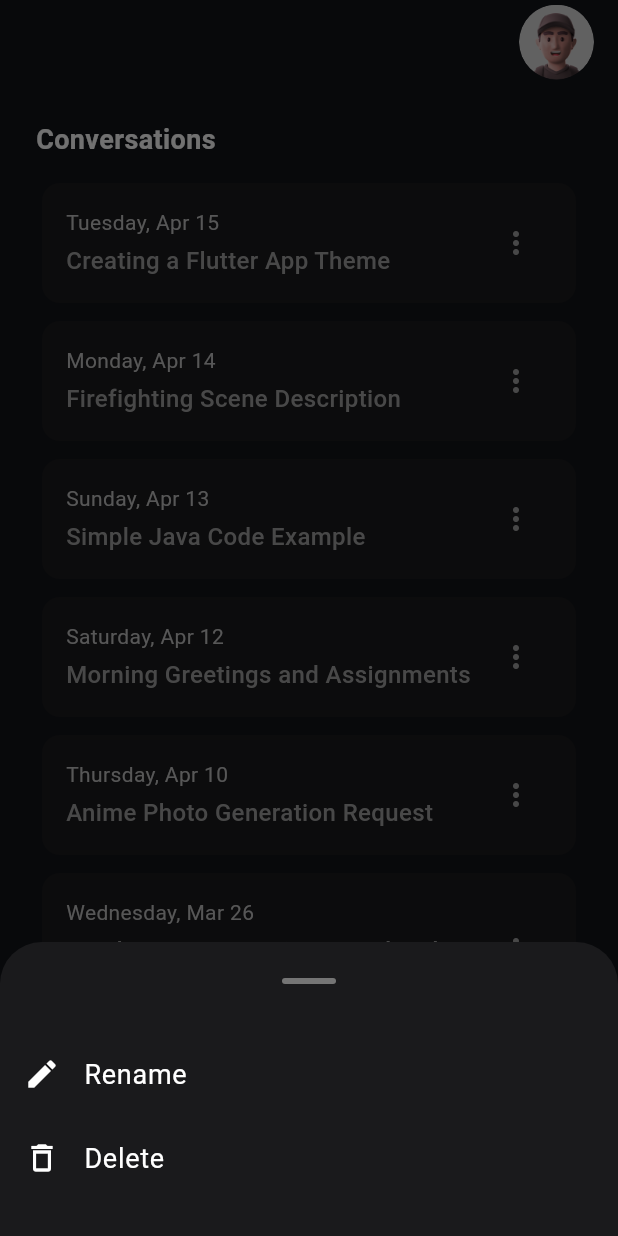
After one commit to its-abdou/AI-Assistant-App, a Flutter app: the PreviousChatsPage screen opened directly, after a tap on the "more vert" icon, on a phone screen of 412 x 824 dp. The commit adds this screen. Run offline on Flutter 3.47's test engine with Material 3 defaults, Android fonts, the phone set to English and light mode, and no system bars; our stand-ins replace flutter_native_splash, flutter_riverpod, flutter_secure_storage, iconsax, shared_preferences; accounts and stored records are empty.

Commit message:
Add History Screen UI

```diff
--- a/frontend/lib/views/pages/login_page.dart
+++ b/frontend/lib/views/pages/login_page.dart
@@ -6,6 +6,7 @@ import 'package:frontend/utils/constants/image_strings.dart';
 import 'package:frontend/utils/constants/size.dart';
 import 'package:frontend/utils/constants/text_strings.dart';
 import 'package:frontend/utils/themes/text_thems.dart';
+import 'package:frontend/views/pages/previous_chats_page.dart';
 import 'package:frontend/views/pages/profile_page.dart';
 import 'package:frontend/views/widgets/form_divider.dart';
 import 'package:iconsax/iconsax.dart';
@@ -57,7 +58,7 @@ class _LoginPageState extends ConsumerState<LoginPage> {
         Navigator.pushAndRemoveUntil(
           context,
           MaterialPageRoute(
-            builder: (context) => const ProfilePage(),
+            builder: (context) => const PreviousChatsPage(),
           ),
               (route) => false,
         );
--- /dev/null
+++ b/frontend/lib/views/pages/previous_chats_page.dart
@@ -0,0 +1,121 @@
+import 'package:flutter/material.dart';
+import 'package:flutter_native_splash/flutter_native_splash.dart';
+import 'package:frontend/views/pages/profile_page.dart';
+
+import '../../utils/constants/image_strings.dart';
+import '../../utils/constants/size.dart';
+import '../../utils/themes/text_thems.dart';
+import '../widgets/bottom_menu_widget.dart';
+import '../widgets/conversation_card.dart';
+
+class PreviousChatsPage extends StatefulWidget {
+  const PreviousChatsPage({super.key});
+
+  @override
+  State<PreviousChatsPage> createState() => _PreviousChatsPageState();
+}
+
+class _PreviousChatsPageState extends State<PreviousChatsPage> {
+  bool isNetworkImage = false;
+  String image = TImages.user;
+  final List<ConversationData> conversations = [
+    ConversationData(
+      date: 'Tuesday, Apr 15',
+      title: 'Creating a Flutter App Theme',
+    ),
+    ConversationData(
+      date: 'Monday, Apr 14',
+      title: 'Firefighting Scene Description',
+    ),
+    ConversationData(
+      date: 'Sunday, Apr 13',
+      title: 'Simple Java Code Example',
+    ),
+    ConversationData(
+      date: 'Saturday, Apr 12',
+      title: 'Morning Greetings and Assignments',
+    ),
+    ConversationData(
+      date: 'Thursday, Apr 10',
+      title: 'Anime Photo Generation Request',
+    ),
+    ConversationData(
+      date: 'Wednesday, Mar 26',
+      title: 'Roadmap to Becoming a Backend Developer',
+    ),
+  ];
+
+  @override
+  void initState() {
+    FlutterNativeSplash.remove();
+    super.initState();
+  }
+
+  @override
+  Widget build(BuildContext context) {
+    return Scaffold(
+      appBar: AppBar(
+        actions: [
+          Padding(
+            padding: const EdgeInsets.symmetric(horizontal: TSizes.md),
+            child: GestureDetector(
+              onTap: () {
+                Navigator.push(context, MaterialPageRoute(builder: (context) => ProfilePage()));
+              },
+              child: Container(
+                height: 50,
+                width: 50,
+                decoration: BoxDecoration(
+                  shape: BoxShape.circle,
+                  image: DecorationImage(
+                    image: isNetworkImage
+                        ? NetworkImage(image)
+                        : AssetImage(image) as ImageProvider,
+                    fit: BoxFit.cover,
+                  ),
+                ),
+              ),
+            ),
+          ),
+        ],
+      ),
+      body: Padding(
+        padding: const EdgeInsets.all(TSizes.defaultSpace),
+        child: Column(
+          crossAxisAlignment: CrossAxisAlignment.start,
+          children: <Widget>[
+            Text(
+              "Conversations",
+              style: TTextTheme.darkTextTheme.headlineSmall,
+              maxLines: 1,
+              overflow: TextOverflow.ellipsis,
+            ),
+            const SizedBox(height: 16),
+            Expanded(
+              child: ListView.builder(
+                itemCount: conversations.length,
+                padding: const EdgeInsets.symmetric(horizontal: 4),
+                itemBuilder: (context, index) {
+                  return ConversationCard(
+                    conversationData: conversations[index],
+                    onMenuPressed: () {
+                      _showBottomMenu(context);
+                    },
+                  );
+                },
+              ),
+            ),
+          ],
+        ),
+      ),
+    );
+  }
+
+  void _showBottomMenu(BuildContext context) {
+    showModalBottomSheet(
+      context: context,
+      backgroundColor: const Color(0xFF1A1A1C),
+      builder: (context) => const BottomMenuWidget(),
+    );
+  }
+}
--- /dev/null
+++ b/frontend/lib/views/widgets/bottom_menu_widget.dart
@@ -0,0 +1,53 @@
+import 'package:flutter/material.dart';
+class BottomMenuWidget extends StatelessWidget {
+  const BottomMenuWidget({super.key});
+
+  @override
+  Widget build(BuildContext context) {
+    return Container(
+      padding: const EdgeInsets.symmetric(vertical: 24),
+      child: Column(
+        mainAxisSize: MainAxisSize.min,
+        children: [
+          Container(
+            width: 36,
+            height: 4,
+            decoration: BoxDecoration(
+              color: Colors.grey[600],
+              borderRadius: BorderRadius.circular(2),
+            ),
+            margin: const EdgeInsets.only(bottom: 32),
+          ),
+          ListTile(
+            leading: const Icon(Icons.edit, color: Colors.white),
+            title: const Text(
+              'Rename',
+              style: TextStyle(
+                color: Colors.white,
+                fontSize: 18,
+              ),
+            ),
+            onTap: () {
+              Navigator.pop(context);
+              // Handle Share action
+            },
+          ),
+          ListTile(
+            leading: const Icon(Icons.delete_outline, color: Colors.white),
+            title: const Text(
+              'Delete',
+              style: TextStyle(
+                color: Colors.white,
+                fontSize: 18,
+              ),
+            ),
+            onTap: () {
+              Navigator.pop(context);
+              // Handle Delete action
+            },
+          ),
+        ],
+      ),
+    );
+  }
+}
--- /dev/null
+++ b/frontend/lib/views/widgets/conversation_card.dart
@@ -0,0 +1,70 @@
+import 'package:flutter/material.dart';
+
+
+class ConversationData {
+  final String date;
+  final String title;
+
+  ConversationData({required this.date, required this.title});
+}
+
+class ConversationCard extends StatelessWidget {
+  final ConversationData conversationData;
+  final VoidCallback onMenuPressed;
+
+  const ConversationCard({
+    super.key,
+    required this.conversationData,
+    required this.onMenuPressed
+  });
+
+  @override
+  Widget build(BuildContext context) {
+    return Padding(
+      padding: const EdgeInsets.only(bottom: 12),
+      child: Container(
+        decoration: BoxDecoration(
+          color: const Color(0xFF1A1A1C),
+          borderRadius: BorderRadius.circular(12),
+        ),
+        child: Padding(
+          padding: const EdgeInsets.all(16),
+          child: Row(
+            mainAxisAlignment: MainAxisAlignment.spaceBetween,
+            children: [
+              Expanded(
+                child: Column(
+                  crossAxisAlignment: CrossAxisAlignment.start,
+                  children: [
+                    Text(
+                      conversationData.date,
+                      style: TextStyle(
+                        color: Colors.grey[400],
+                        fontSize: 14,
+                      ),
+                    ),
+                    const SizedBox(height: 4),
+                    Text(
+                      conversationData.title,
+                      style: const TextStyle(
+                        color: Colors.grey,
+                        fontSize: 16,
+                        fontWeight: FontWeight.w500,
+                      ),
+                      overflow: TextOverflow.ellipsis,
+                      maxLines: 2,
+                    ),
+                  ],
+                ),
+              ),
+              IconButton(
+                icon: const Icon(Icons.more_vert, color: Colors.grey),
+                onPressed: onMenuPressed,
+              ),
+            ],
+          ),
+        ),
+      ),
+    );
+  }
+}
```
